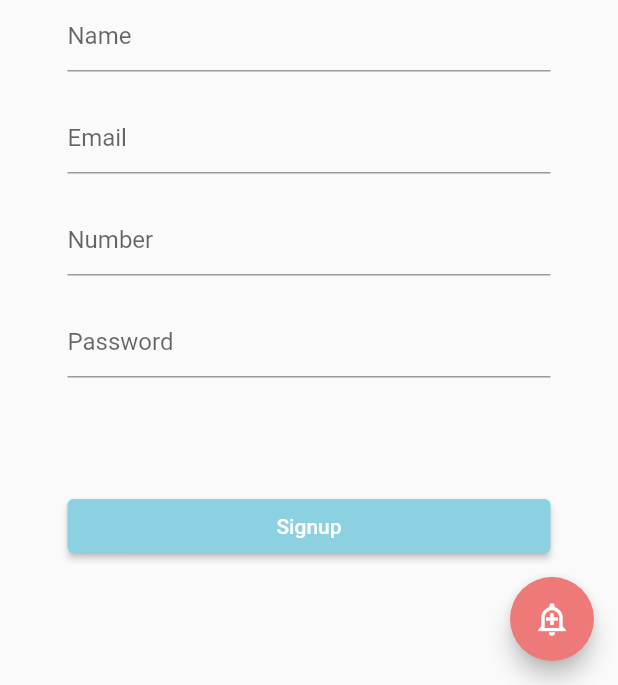
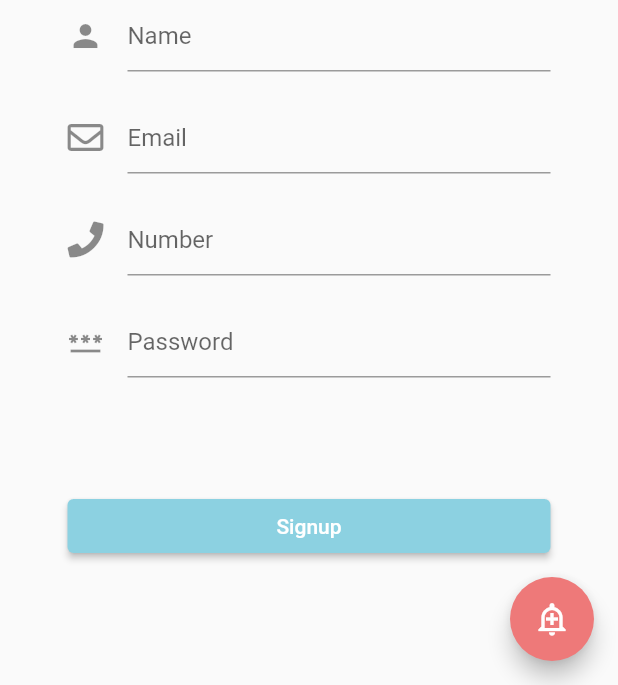
Before and after one commit to Milind220/CityHack22-DDD, a Flutter app: the SignupScreen screen opened by its route, on a phone screen of 412 x 824 dp, the part 551-1236 px from its top. Run offline on Flutter 3.47's test engine with Material 2 defaults, Android fonts, the phone set to English and light mode, and no system bars; our stand-ins replace firebase_auth, firebase_core, font_awesome_flutter, google_fonts, google_sign_in and 1 more; missing offline and left inert: dart:ffi; accounts and stored records are empty.

Commit message:
Milind Changes

```diff
--- a/lib/pages/signup.dart
+++ b/lib/pages/signup.dart
@@ -1,4 +1,5 @@
 import 'package:flutter/material.dart';
+import 'package:font_awesome_flutter/font_awesome_flutter.dart';
 import 'package:sampleapp/backend/data_manager.dart';
 import 'package:sampleapp/utils/dataStore.dart';
 import '../components/normalbutton.dart';
@@ -19,25 +20,32 @@ class SignupScreen extends StatelessWidget {
               children: [
                 Image.asset('assets/images/png_logo.png'),
                 TextField(
-                  decoration: InputDecoration(hintText: 'Name'),
+                  decoration: InputDecoration(
+                      hintText: 'Name', icon: Icon(Icons.person)),
                 ),
                 SizedBox(
                   height: 20,
                 ),
                 TextField(
-                  decoration: InputDecoration(hintText: 'Email'),
+                  decoration: InputDecoration(
+                      hintText: 'Email', icon: Icon(FontAwesomeIcons.envelope)),
                 ),
                 SizedBox(
                   height: 20,
                 ),
                 TextField(
-                  decoration: InputDecoration(hintText: 'Number'),
+                  decoration: InputDecoration(
+                      hintText: 'Number', icon: Icon(FontAwesomeIcons.phone)),
                 ),
                 SizedBox(
                   height: 20,
                 ),
                 TextField(
-                  decoration: InputDecoration(hintText: 'Password'),
+                  obscureText: true,
+                  decoration: InputDecoration(
+                    hintText: 'Password',
+                    icon: Icon(Icons.password),
+                  ),
                 ),
                 Container(
                     margin: const EdgeInsets.only(top: 75.0),
```
